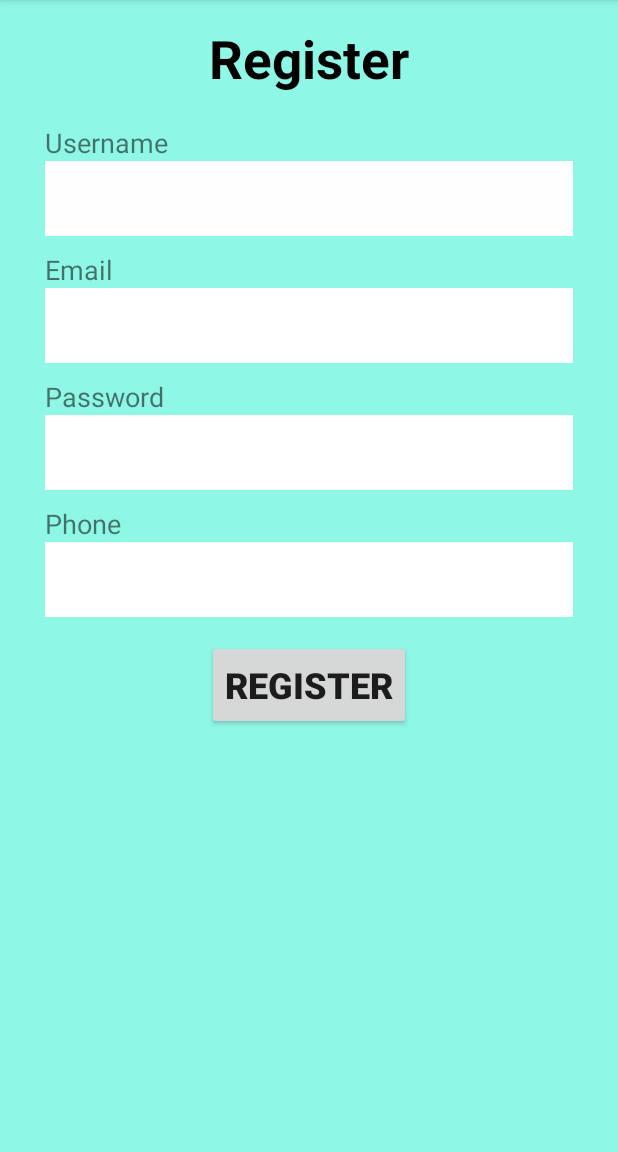
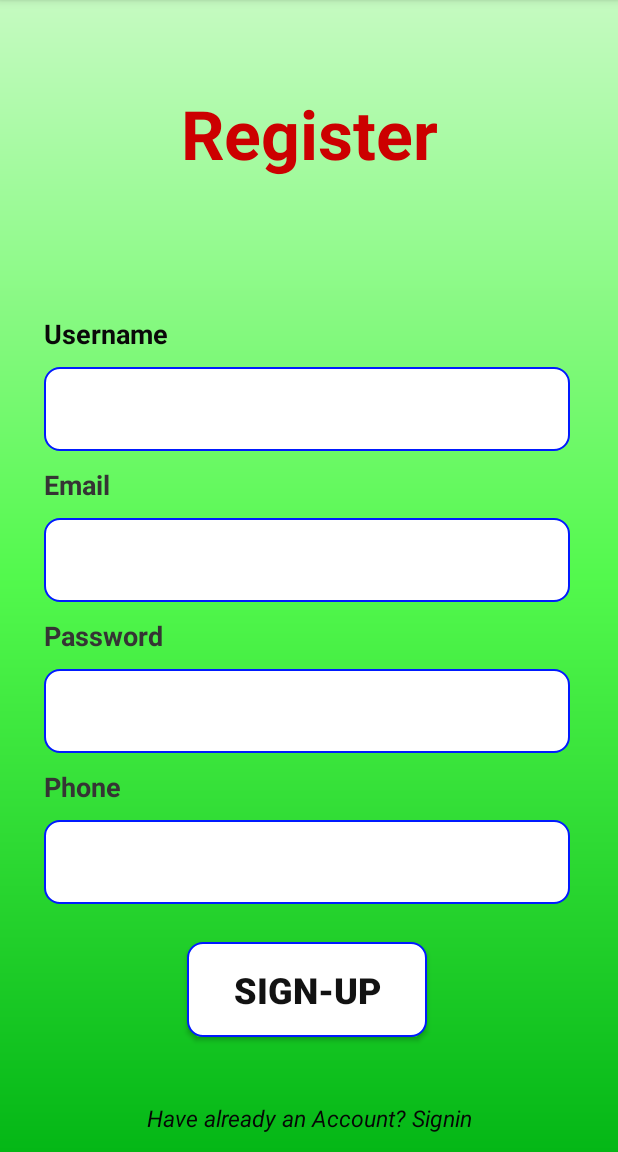
Before and after one commit to Hophong/nmcnpm, an Android app: the SignupActivity screen opened directly, with no data from a screen before it, on a phone screen of 412 x 824 dp, the part 84-1236 px from its top. Run offline under Robolectric (Android 15) with nearby library versions, the phone set to English and light mode, and no system bars; our stand-ins replace Volley.

Commit message:
login, register

```diff
--- a/VoyaFun/app/build.gradle
+++ b/VoyaFun/app/build.gradle
@@ -29,4 +29,5 @@ dependencies {
     implementation files('libs/additionnal.jar')
     implementation files('libs/mail.jar')
     compile 'com.android.volley:volley:1.1.1'
+    implementation files('libs/activation.jar')
 }
--- a/VoyaFun/app/src/main/java/com/ui/g5/voyafun/SignupActivity.java
+++ b/VoyaFun/app/src/main/java/com/ui/g5/voyafun/SignupActivity.java
@@ -7,6 +7,7 @@ import android.os.Bundle;
 import android.view.View;
 import android.widget.Button;
 import android.widget.EditText;
+import android.widget.TextView;
 import android.widget.Toast;
 
 import com.android.volley.AuthFailureError;
@@ -27,7 +28,9 @@ import java.util.HashMap;
 import java.util.Map;
 
 public class SignupActivity extends AppCompatActivity {
+
     EditText edtUsernam_reg,edtEmail_reg,edtPassword_reg,edtPhone_reg;
+    TextView tvsignin;
     Button btnregiter;
     ArrayList<User> arrayUser=new ArrayList<>();
     String url_insertdata="https://nqphu1998.000webhostapp.com/insertdata.php";
@@ -46,6 +49,7 @@ public class SignupActivity extends AppCompatActivity {
 //            arrayUser=(ArrayList) bundle.getCharSequenceArrayList("User");
 //        }
         Anhxa();
+
         btnregiter.setOnClickListener(new View.OnClickListener() {
             @Override
             public void onClick(View v) {
@@ -78,6 +82,16 @@ public class SignupActivity extends AppCompatActivity {
                 }
             }
         });
+
+        tvsignin.setOnClickListener(new View.OnClickListener() {
+            @Override
+            public void onClick(View v) {
+                Intent intent=new Intent(SignupActivity.this,SigninActivity.class);
+                startActivity(intent);
+
+
+            }
+        });
     }
     private  boolean checkUserName_Email(String UserName,String Email,ArrayList<User> users)
     {
@@ -93,6 +107,7 @@ public class SignupActivity extends AppCompatActivity {
         edtEmail_reg    =   (EditText) findViewById(R.id.edtEmail_reg);
         edtPassword_reg =   (EditText) findViewById((R.id.edtPassword_reg));
         edtPhone_reg    =   (EditText) findViewById((R.id.edtphone_reg));
+        tvsignin      =   (TextView) findViewById(R.id.signin);
     }
     public void ReadJson(String url)
     {
--- /dev/null
+++ b/VoyaFun/app/src/main/res/drawable-v24/background3.xml
@@ -0,0 +1,14 @@
+<?xml version="1.0" encoding="utf-8"?>
+<shape xmlns:android="http://schemas.android.com/apk/res/android"
+    android:shape="rectangle">
+    <gradient
+        android:angle="90"
+        android:startColor="#04b716"
+        android:centerColor="#53f94d"
+        android:endColor="#c5fac1"
+        >
+    </gradient>
+
+
+
+</shape>
--- /dev/null
+++ b/VoyaFun/app/src/main/res/drawable-v24/frame4.xml
@@ -0,0 +1,29 @@
+<?xml version="1.0" encoding="utf-8"?>
+<shape xmlns:android="http://schemas.android.com/apk/res/android"
+    android:shape="rectangle">
+
+    <solid
+        android:color="#ffffff">
+
+    </solid>
+
+    <size
+        android:height="30dp"
+        android:width="200dp"
+        >
+
+    </size>
+
+    <corners
+        android:radius="10dp"
+        >
+    </corners>
+
+    <stroke
+        android:color="#001aff"
+        android:width="1dp">
+
+    </stroke>
+
+
+</shape>
--- a/VoyaFun/app/src/main/res/layout/activity_signup.xml
+++ b/VoyaFun/app/src/main/res/layout/activity_signup.xml
@@ -5,94 +5,151 @@
     android:layout_height="match_parent"
     android:layout_width="match_parent"
     android:orientation="vertical"
-    android:background="#8ff7e6"
+    android:weightSum="10"
+    android:background="@drawable/background3"
     xmlns:android="http://schemas.android.com/apk/res/android">
+
+    <LinearLayout
+        android:layout_width="match_parent"
+        android:layout_height="0dp"
+        android:layout_weight="4"
+        android:layout_gravity="center"
+        >
+
+        <TextView
+            android:layout_width="match_parent"
+            android:layout_height="match_parent"
+            android:layout_gravity="center"
+            android:gravity="center"
+            android:text="Register"
+            android:textColor="@android:color/holo_red_dark"
+            android:textSize="45sp"
+            android:textStyle="bold" />
+
+    </LinearLayout>
+
+
+    <LinearLayout
+        android:layout_width="match_parent"
+        android:layout_height="wrap_content"
+        android:layout_gravity="center"
+        android:layout_marginRight="1dp"
+        android:layout_weight="5"
+        android:orientation="vertical"
+        android:weightSum="7"
+        android:gravity="center_vertical">
 
         <TextView
             android:layout_width="wrap_content"
-        android:layout_height="60dp"
-        android:text="Register"
-        android:layout_gravity="center"
-        android:textSize="35sp"
-        android:textStyle="bold"
-        android:textColor="#000000"
-        android:layout_marginTop="15dp" />
-
-    <TextView
-        android:layout_marginTop="7dp"
-        android:layout_width="wrap_content"
-        android:layout_height="wrap_content"
+            android:layout_height="0dp"
+            android:layout_marginLeft="30dp"
+            android:layout_weight="0.5"
             android:text="Username"
+            android:textColor="#0a0909"
             android:textSize="18sp"
-        android:layout_marginLeft="30dp"
-        />
+            android:textStyle="bold" />
 
         <EditText
             android:id="@+id/edtUsername_reg"
             android:layout_width="match_parent"
-        android:layout_height="50dp"
-        android:background="#fffefe"
+            android:layout_height="0dp"
             android:layout_marginLeft="30dp"
-        android:layout_marginRight="30dp"/>
+            android:layout_marginRight="30dp"
+            android:layout_weight="0.8"
+            android:background="@drawable/frame4" />
 
         <TextView
             android:layout_width="wrap_content"
-        android:layout_height="wrap_content"
+            android:layout_height="0dp"
+            android:layout_marginLeft="30dp"
+            android:layout_marginTop="10dp"
+            android:layout_weight="0.5"
             android:text="Email"
+            android:textColor="#353434"
             android:textSize="18sp"
-        android:layout_marginLeft="30dp"
-        android:layout_marginTop="10dp" />
+            android:textStyle="bold" />
 
         <EditText
             android:id="@+id/edtEmail_reg"
             android:layout_width="match_parent"
-        android:layout_height="50dp"
-        android:background="#ffffff"
+            android:layout_height="0dp"
             android:layout_marginLeft="30dp"
-        android:layout_marginRight="30dp"/>
+            android:layout_marginRight="30dp"
+            android:layout_weight="0.8"
+            android:background="@drawable/frame4" />
 
         <TextView
             android:layout_width="wrap_content"
-        android:layout_height="wrap_content"
-        android:text="Password"
-        android:textSize="18sp"
+            android:layout_height="0dp"
             android:layout_marginLeft="30dp"
             android:layout_marginTop="10dp"
-
-        />
+            android:layout_weight="0.5"
+            android:text="Password"
+            android:textColor="#353434"
+            android:textSize="18sp"
+            android:textStyle="bold" />
 
         <EditText
             android:id="@+id/edtPassword_reg"
             android:layout_width="match_parent"
-        android:layout_height="50dp"
-        android:background="#ffffff"
+            android:layout_height="0dp"
             android:layout_marginLeft="30dp"
-        android:layout_marginRight="30dp"/>
+            android:layout_marginRight="30dp"
+            android:layout_weight="0.8"
+            android:background="@drawable/frame4" />
 
         <TextView
             android:layout_width="wrap_content"
-        android:layout_height="wrap_content"
+            android:layout_height="0dp"
+            android:layout_marginLeft="30dp"
+            android:layout_marginTop="10dp"
+            android:layout_weight="0.5"
             android:text="Phone"
+            android:textColor="#353434"
             android:textSize="18sp"
-        android:layout_marginLeft="30dp"
-        android:layout_marginTop="10dp"/>
+            android:textStyle="bold" />
 
         <EditText
             android:id="@+id/edtphone_reg"
             android:layout_width="match_parent"
-        android:layout_height="50dp"
-        android:background="#ffffff"
+            android:layout_height="0dp"
             android:layout_marginLeft="30dp"
-        android:layout_marginRight="30dp"/>
+            android:layout_marginRight="30dp"
+            android:layout_weight="0.8"
+            android:background="@drawable/frame4" />
 
         <Button
             android:id="@+id/btnregiter"
-        android:layout_width="wrap_content"
-        android:layout_height="60dp"
-        android:text="REGISTER"
-        android:textStyle="bold"
+            android:layout_width="160dp"
+            android:layout_height="0dp"
+            android:layout_gravity="center"
+            android:layout_marginTop="25dp"
+            android:layout_weight="0.9"
+            android:background="@drawable/frame4"
+            android:text="Sign-up"
+            android:textColor="#121212"
             android:textSize="24sp"
-        android:layout_gravity="center"
-        android:layout_marginTop="15dp"/>
+            android:textStyle="bold" />
 
     </LinearLayout>
+
+    <LinearLayout
+        android:layout_width="match_parent"
+        android:layout_height="0dp"
+        android:layout_weight="1">
+        <TextView
+            android:id="@+id/signin"
+            android:layout_width="match_parent"
+            android:layout_height="match_parent"
+            android:text="Have already an Account? Signin"
+            android:gravity="center"
+            android:textStyle="italic"
+            android:textSize="15sp"
+            android:layout_gravity="center"
+            android:textColor="#060606"/>
+
+    </LinearLayout>
+
+
+
+</LinearLayout>
```
Also changed, not shown: VoyaFun/app/src/main/res/layout/activity_signin.xml (+59 -48 lines), VoyaFun/app/src/main/res/drawable-v24/hn.png (added). Lines whose indentation alone changed are shown as unchanged.
